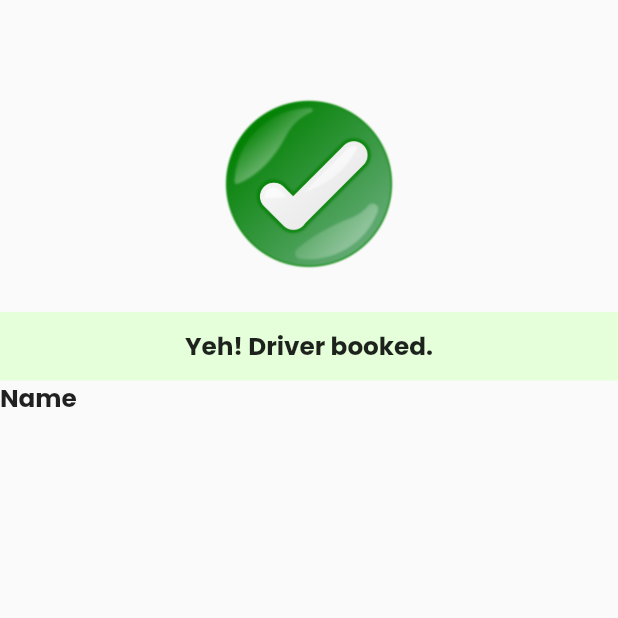
After one commit to kaifakhtar/VoltGo, a Flutter app: the DriverBookedScreen screen opened directly, on a phone screen of 412 x 824 dp, the top half of it. The commit adds this screen. Run offline on Flutter 3.47's test engine with Material 2 defaults, Android fonts, the phone set to English and light mode, and no system bars; our stand-ins replace cloud_firestore, firebase_auth, firebase_core, flutter_screenutil, google_fonts, lottie; accounts and stored records are empty.

```diff
--- a/lib/main.dart
+++ b/lib/main.dart
@@ -9,6 +9,7 @@ import 'package:firebase_core/firebase_core.dart';
 import 'screens/car_select_screen.dart';
 import './widgets/booking_pickup_dest_widget.dart';
 import './screens/booking_pickup_screen.dart';
+import 'screens/driver_booked_screen.dart';
 
 void main() async {
   WidgetsFlutterBinding.ensureInitialized();
@@ -51,7 +52,8 @@ class _MyAppState extends State<MyApp> {
         minTextAdapt: true,
         splitScreenMode: true,
         builder: (context, child) {
-          return MaterialApp(
+          return  MaterialApp(
+           //home: DriverBookedScreen(),
               home: isLogin
                   ? const BookingPickupScreen()
                   : SignUpPage() //LoginScreen()//BookingPickupScreen()//Login()//BookingPickupScreen()//CarSelectScreen(),
--- /dev/null
+++ b/lib/providers/online_driver_provider.dart
@@ -0,0 +1,12 @@
+import 'package:flutter/rendering.dart';
+
+class OnlineDriverProvider {
+  final List _online_driver_list = [];
+
+  get online_driver_list => _online_driver_list;
+
+
+
+
+
+}
--- /dev/null
+++ b/lib/screens/driver_booked_screen.dart
@@ -0,0 +1,56 @@
+import 'package:flutter/material.dart';
+import 'package:flutter_screenutil/flutter_screenutil.dart';
+import 'package:google_fonts/google_fonts.dart';
+
+class DriverBookedScreen extends StatelessWidget {
+  //const DriverBookedScreen({super.key});
+
+  var driverName = '';
+   var driverMob = '';
+
+  @override
+  Widget build(BuildContext context) {
+    return Scaffold(
+      body: SafeArea(
+          child: Column(
+        //mainAxisAlignment: MainAxisAlignment.center,
+        crossAxisAlignment: CrossAxisAlignment.stretch,
+        children: [
+          SizedBox(
+            height: 64.h,
+          ),
+          Image.asset(
+            'asset/images/green_tick.png',
+            height: 110.h,
+            width: 110.w,
+          ),
+          SizedBox(
+            height: 28.h,
+          ),
+          Container(
+            alignment: Alignment.center,
+            child: Padding(
+              padding: EdgeInsets.symmetric(vertical: 10.h),
+              child: Text(
+                "Yeh! Driver booked.",
+                style: GoogleFonts.poppins(
+                    fontSize: 16.sp, fontWeight: FontWeight.w700),
+              ),
+            ),
+            color: const Color(0xffE4FFDA),
+          ),
+          Text(
+                "Name",
+                style: GoogleFonts.poppins(
+                    fontSize: 16.sp, fontWeight: FontWeight.w700),
+              ),
+              Text(
+                driverName,
+                style: GoogleFonts.poppins(
+                    fontSize: 16.sp, fontWeight: FontWeight.w700),
+              ),
+        ],
+      )),
+    );
+  }
+}
--- a/lib/widgets/available_riders_tile.dart
+++ b/lib/widgets/available_riders_tile.dart
@@ -25,7 +25,7 @@ class AvailableRidersTile extends StatelessWidget {
             child: Row(
               mainAxisAlignment: MainAxisAlignment.spaceBetween,
               children: [Text(driverName),
-                BookDriverButton()],
+                const BookDriverButton()],
       ),
           )),
     );
--- a/lib/widgets/book_driver_button.dart
+++ b/lib/widgets/book_driver_button.dart
@@ -1,13 +1,19 @@
 import 'package:flutter/material.dart';
 import 'package:flutter_screenutil/flutter_screenutil.dart';
 import 'package:google_fonts/google_fonts.dart';
+
+import '../screens/driver_booked_screen.dart';
 
 class BookDriverButton extends StatelessWidget {
   const BookDriverButton({Key? key}) : super(key: key);
 
   @override
   Widget build(BuildContext context) {
-    return Container(
+    return InkWell(
+      onTap: () {
+        Navigator.push(context, MaterialPageRoute(builder: (BuildContext context) => DriverBookedScreen()));
+      } ,
+      child: Container(
         height: 38.h,
         width: 72.w,
         decoration: BoxDecoration(
@@ -20,6 +26,7 @@ class BookDriverButton extends StatelessWidget {
                 style: GoogleFonts.poppins(fontSize: 12.sp),
               ),
         ),
+      ),
     );
   }
 }
--- a/lib/widgets/driverTilesContainwer.dart
+++ b/lib/widgets/driverTilesContainwer.dart
@@ -63,7 +63,7 @@ class _DriverTilesContainerState extends State<DriverTilesContainer> {
                       itemBuilder: (BuildContext context, int index) {
                         print(snapshot.data?.docs[index]["name"]);
                         return AvailableRidersTile(
-                            snapshot.data?.docs[index]["name"], "7878787878");
+                            snapshot.data?.docs[index]["name"], snapshot.data?.docs[index]["mob no"]);
                       },
                     ),
                   ),
```
Also changed, not shown: pubspec.yaml (+9 -18 lines), asset/images/green_tick.png (added), pubspec.lock. Lines whose indentation alone changed are shown as unchanged.
